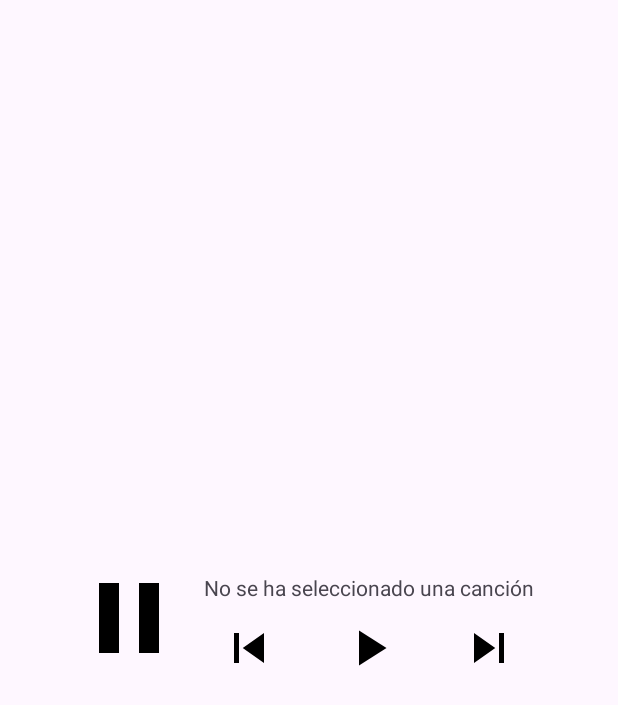
After one commit to FcoMdz/MiniProyectoMovil2, an Android app: the layout widget_layout.xml on its own in the app's theme, with its tools: preview values and no code run, on a phone screen of 412 x 824 dp. The commit adds this screen. Shown: the top 705 px of the screen. Run offline under Robolectric (Android 15) with nearby library versions, the phone set to English and light mode, and no system bars.

Commit message:
actualizar vista

```diff
--- /dev/null
+++ b/app/src/main/java/com/example/miniproyecto2/WidgetConfig.kt
@@ -0,0 +1,5 @@
+package com.example.miniproyecto2
+
+class WidgetConfig {
+
+}
--- /dev/null
+++ b/app/src/main/res/drawable/btn_left.xml
@@ -0,0 +1,5 @@
+<vector android:height="24dp" android:tint="#000000"
+    android:viewportHeight="24" android:viewportWidth="24"
+    android:width="24dp" xmlns:android="http://schemas.android.com/apk/res/android">
+    <path android:fillColor="@android:color/white" android:pathData="M6,6h2v12L6,18zM9.5,12l8.5,6L18,6z"/>
+</vector>
--- /dev/null
+++ b/app/src/main/res/drawable/btn_pause.xml
@@ -0,0 +1,5 @@
+<vector android:height="24dp" android:tint="#000000"
+    android:viewportHeight="24" android:viewportWidth="24"
+    android:width="24dp" xmlns:android="http://schemas.android.com/apk/res/android">
+    <path android:fillColor="@android:color/white" android:pathData="M6,19h4L10,5L6,5v14zM14,5v14h4L18,5h-4z"/>
+</vector>
--- /dev/null
+++ b/app/src/main/res/drawable/btn_play.xml
@@ -0,0 +1,5 @@
+<vector android:height="24dp" android:tint="#000000"
+    android:viewportHeight="24" android:viewportWidth="24"
+    android:width="24dp" xmlns:android="http://schemas.android.com/apk/res/android">
+    <path android:fillColor="@android:color/white" android:pathData="M8,5v14l11,-7z"/>
+</vector>
--- /dev/null
+++ b/app/src/main/res/drawable/btn_right.xml
@@ -0,0 +1,5 @@
+<vector android:height="24dp" android:tint="#000000"
+    android:viewportHeight="24" android:viewportWidth="24"
+    android:width="24dp" xmlns:android="http://schemas.android.com/apk/res/android">
+    <path android:fillColor="@android:color/white" android:pathData="M6,18l8.5,-6L6,6v12zM16,6v12h2V6h-2z"/>
+</vector>
--- /dev/null
+++ b/app/src/main/res/layout/widget_layout.xml
@@ -0,0 +1,52 @@
+<?xml version="1.0" encoding="utf-8"?>
+
+<GridLayout android:layout_width="320dp"
+    android:layout_height="80dip"
+    android:columnCount="5"
+    android:rowCount="2"
+    xmlns:android="http://schemas.android.com/apk/res/android"
+    android:layout_gravity="center">
+
+
+            <ImageView android:id="@+id/img_cancion"
+                android:layout_width="80dp"
+                android:layout_height="80dp"
+                android:src="@drawable/btn_pause"
+
+                android:layout_column="0"
+                android:layout_columnSpan="1"
+                android:layout_rowSpan="2"/>
+
+            <TextView android:id="@+id/txt_nombreCancion"
+                android:layout_width="240dp"
+                android:layout_height="40dp"
+                android:gravity="center"
+                android:text="No se ha seleccionado una canción"
+                android:textAlignment="center"
+                android:layout_column="1"
+                android:layout_columnSpan="3"/>
+
+
+
+            <ImageView android:id="@+id/btn_prev"
+                android:layout_width="40dp"
+                android:layout_height="40dp"
+                android:src="@drawable/btn_left"
+                android:layout_rowSpan="1"
+                android:layout_column="1"
+                android:layout_columnWeight="1"
+                />
+            <ImageView android:id="@+id/btn_play"
+                android:layout_width="40dp"
+                android:layout_height="40dp"
+                android:src="@drawable/btn_play"
+                android:layout_rowSpan="2"
+                android:layout_columnWeight="1"
+                />
+            <ImageView android:id="@+id/btn_next"
+                android:layout_width="40dp"
+                android:layout_height="40dp"
+                android:src="@drawable/btn_right"
+                android:layout_columnWeight="1"
+                />
+    </GridLayout>
--- a/app/src/main/res/values/strings.xml
+++ b/app/src/main/res/values/strings.xml
@@ -1,3 +1,4 @@
 <resources>
     <string name="app_name">MiniProyecto2</string>
+    <string name="str_widget">Player</string>
 </resources>
--- /dev/null
+++ b/app/src/main/res/xml/widget_provider.xml
@@ -0,0 +1,9 @@
+<?xml version="1.0" encoding="utf-8"?>
+<appwidget-provider xmlns:android="http://schemas.android.com/apk/res/android"
+    android:initialLayout="@layout/widget_layout"
+    android:minWidth="320dip"
+    android:minHeight="80dip"
+    android:label="@string/str_widget"
+    android:updatePeriodMillis="1800000"
+    android:configure="com.example.miniproyecto2.WidgetConfig">
+</appwidget-provider>
```
